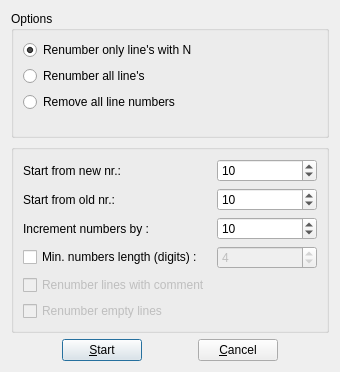
This is src/renumberdialog.ui in GCodeProjects/GCodeWorkShop as Qt 5 draws it before an edit. The edited form follows.
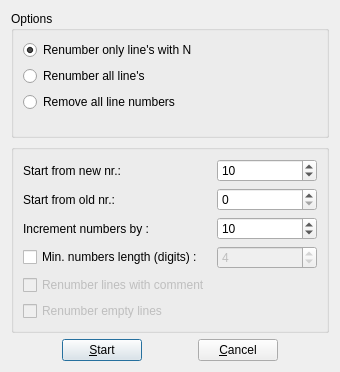
This is the edited form.

Patch:
```diff
--- a/src/renumberdialog.ui
+++ b/src/renumberdialog.ui
@@ -118,7 +118,7 @@
                <number>9999</number>
               </property>
               <property name="value">
-               <number>10</number>
+               <number>0</number>
               </property>
              </widget>
             </item>
```
